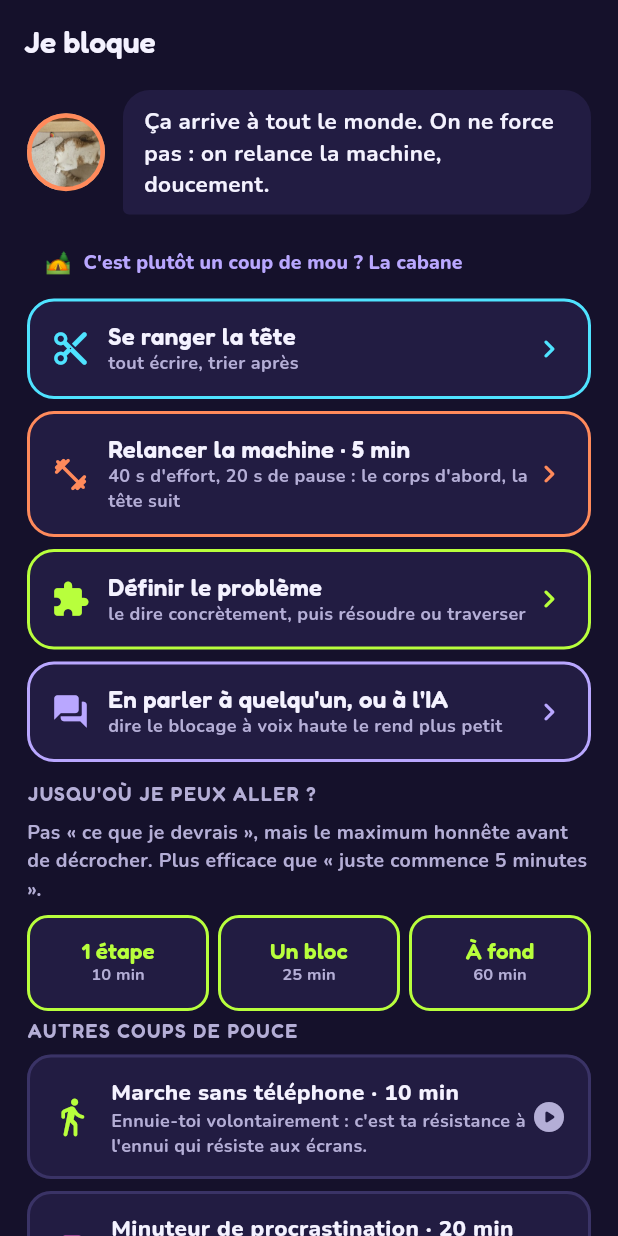
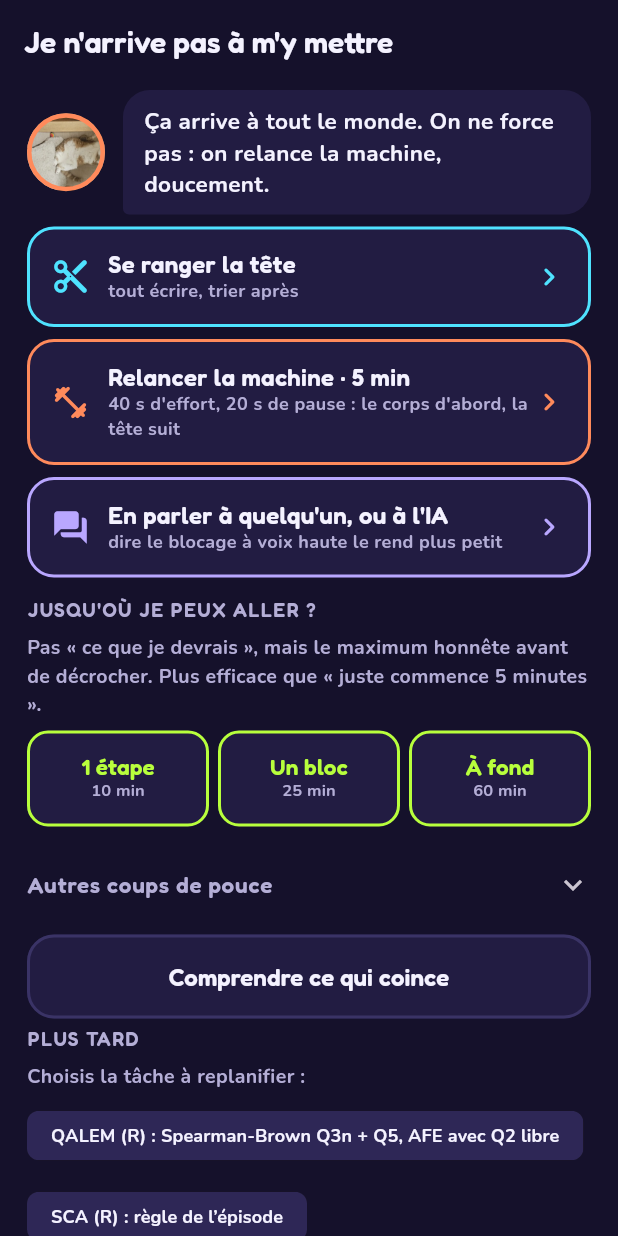
Before and after one commit to CLperso/micky-quest, a Flutter app: the BlockScreen screen opened directly, on a phone screen of 412 x 824 dp. Run offline on Flutter 3.47's test engine with Material 3 defaults, Android fonts, the phone set to English and light mode, and no system bars; our stand-ins replace flutter_local_notifications, google_fonts, image_picker, shared_preferences, timezone; missing offline and left inert: android_intent_plus, device_calendar, google_mlkit_digital_ink_recognition; accounts and stored records are empty.

Commit message:
Un coup de main ? : une porte, trois situations ; liste, déroulé, boss, habitudes, check-in
- QG : une seule carte « Un coup de main ? » (remplace Se ranger la tête, Cabane, Mes problèmes) ; « Ranger la tête » dans Noter vite à la place de « Je bloque » ; plus de carte check-ins
- Un coup de main ? : Je n'arrive pas à m'y mettre · Je me sens mal · J'ai un problème concret, + problèmes en cours
- Je n'arrive pas à m'y mettre : sans lien cabane ni « définir le problème » ; autres coups de pouce repliés ; « Comprendre ce qui coince »
- Cabane : deux portes, « problème concret » en petit en bas
- Petites vérités utiles → Découvertes (Moi)
- Déroulé : les tâches remplissent les trous avant une ancre ; ancre commencée = en cours
- Boss : une sous-étape cède le boss à sa tâche générale
- « + Habitude » sous la liste (ligne cyan, synchronisée avec Habitudes)
- Check-in : « Et pour combien de temps encore ? » → en tête de liste, ancré maintenant ; après une tâche → « Et maintenant ? »

Co-Authored-By: Claude Opus 5.5 <noreply@anthropic.com>
Claude-Session: https://claude.ai/code/session_01RpdBqp6TGx7ViFRVJJw6aQ

```diff
--- a/lib/screens/block.dart
+++ b/lib/screens/block.dart
@@ -16,18 +16,8 @@ import 'reflect.dart';
 import 'session.dart';
 import 'timetable.dart';
 
-/// « Je bloque » : coups de pouce pour relancer, pour relancer,
-/// et le même bloc « plus tard » que « pas tout de suite ».
-class BlockScreen extends StatefulWidget {
-  final Task? task;
-  const BlockScreen({super.key, this.task});
-
-  @override
-  State<BlockScreen> createState() => _BlockScreenState();
-}
-
-class _BlockScreenState extends State<BlockScreen> {
-  static const _drK = [
+/// Petites vérités utiles (affichées dans Découvertes).
+const kTruths = [
   (
     'Pas besoin d\'être prête',
     'Avancer vers un objectif coûte avant de rapporter. Tu peux agir sans te sentir prête : l\'action d\'abord, le ressenti se traite à côté.'
@@ -50,12 +40,23 @@ class _BlockScreenState extends State<BlockScreen> {
   ),
 ];
 
+/// « Je n'arrive pas à m'y mettre » : découper, relancer, en parler ; jusqu'où je peux aller ; plus tard.
+class BlockScreen extends StatefulWidget {
+  final Task? task;
+  const BlockScreen({super.key, this.task});
+
+  @override
+  State<BlockScreen> createState() => _BlockScreenState();
+}
+
+class _BlockScreenState extends State<BlockScreen> {
+
   @override
   Widget build(BuildContext context) {
     final store = AppScope.of(context);
     final t = widget.task;
     return Scaffold(
-      appBar: AppBar(title: const Text('Je bloque')),
+      appBar: AppBar(title: const Text('Je n\'arrive pas à m\'y mettre')),
       body: SafeArea(
         top: false,
         child: ListView(
@@ -69,15 +70,6 @@ class _BlockScreenState extends State<BlockScreen> {
               ring: K.coral,
             ),
             const SizedBox(height: 8),
-            Align(
-              alignment: Alignment.centerLeft,
-              child: TextButton.icon(
-                onPressed: () => openScreen(context, const CabinScreen()),
-                icon: const Text('🏕'),
-                label: Text('C\'est plutôt un coup de mou ? La cabane', style: K.body(13, color: const Color(0xFFB9A7FF), w: FontWeight.w800)),
-              ),
-            ),
-
             _big(
               context,
               Icons.content_cut_rounded,
@@ -107,19 +99,6 @@ class _BlockScreenState extends State<BlockScreen> {
             ),
             _big(
               context,
-              Icons.extension_rounded,
-              'Définir le problème',
-              'le dire concrètement, puis résoudre ou traverser',
-              K.lime,
-              () async {
-                final v = await askText(context, 'Le problème, concrètement', hint: 'un fait, pas un jugement sur toi', initial: t == null ? '' : 'Je bloque sur « ${t.title} » parce que ');
-                if (v == null || v.trim().isEmpty || !context.mounted) return;
-                final p = await store.addProblem(v.trim());
-                if (context.mounted) openScreen(context, ProblemScreen(problem: p, guided: true));
-              },
-            ),
-            _big(
-              context,
               Icons.forum_rounded,
               'En parler à quelqu\'un, ou à l\'IA',
               'dire le blocage à voix haute le rend plus petit',
@@ -140,7 +119,13 @@ class _BlockScreenState extends State<BlockScreen> {
               Expanded(child: _goBtn(context, 'À fond', '60 min', 60)),
             ]),
 
-            const SectionLabel('Autres coups de pouce'),
+            const SizedBox(height: 10),
+            Theme(
+              data: Theme.of(context).copyWith(dividerColor: Colors.transparent),
+              child: ExpansionTile(
+                tilePadding: EdgeInsets.zero,
+                title: Text('Autres coups de pouce', style: K.display(15, color: K.muted)),
+                children: [
             _tool(
               context,
               Icons.directions_walk_rounded,
@@ -158,24 +143,12 @@ class _BlockScreenState extends State<BlockScreen> {
               () => _run(context, const ProcrastinationTimer()),
             ),
 
-            const SectionLabel('Petites vérités utiles'),
-            for (final d in _drK)
-              Padding(
-                padding: const EdgeInsets.only(bottom: 8),
-                child: Panel(
-                  child: Column(
-                    crossAxisAlignment: CrossAxisAlignment.start,
-                    children: [
-                      Text(d.$1, style: K.display(15, color: K.gold)),
-                      const SizedBox(height: 4),
-                      Text(d.$2, style: K.body(13, color: K.muted)),
                 ],
-                  ),
               ),
             ),
             const SizedBox(height: 4),
             SecondaryButton(
-              label: 'Regarder ce qui coince',
+              label: 'Comprendre ce qui coince',
               onPressed: () => openScreen(context, ReflectionScreen(kind: 'pasfaite', taskId: t?.id ?? '', title: t?.title ?? '')),
             ),
 
--- a/lib/screens/checkin.dart
+++ b/lib/screens/checkin.dart
@@ -10,6 +10,7 @@ import '../models.dart';
 import '../store.dart';
 import '../theme.dart';
 import 'block.dart';
+import 'help.dart';
 import 'cabin.dart';
 import 'session.dart';
 import 'timetable.dart' show askText;
@@ -598,14 +599,14 @@ class _CheckinScreenState extends State<CheckinScreen> {
                 borderRadius: BorderRadius.circular(16),
                 child: InkWell(
                   borderRadius: BorderRadius.circular(16),
-                  onTap: () => openScreen(context, BlockScreen(task: _taskId.isEmpty ? null : store.taskById(_taskId))),
+                  onTap: () => openScreen(context, HelpScreen(task: _taskId.isEmpty ? null : store.taskById(_taskId))),
                   child: Container(
                     decoration: BoxDecoration(borderRadius: BorderRadius.circular(16), border: Border.all(color: K.coral, width: 2)),
                     padding: const EdgeInsets.symmetric(horizontal: 14, vertical: 12),
                     child: Row(children: [
                       const Icon(Icons.support_rounded, color: K.coral),
                       const SizedBox(width: 10),
-                      Expanded(child: Text('Je bloque · coups de pouce', style: K.body(14, w: FontWeight.w800))),
+                      Expanded(child: Text('Un coup de main ?', style: K.body(14, w: FontWeight.w800))),
                       const Icon(Icons.chevron_right_rounded, color: K.muted),
                     ]),
                   ),
```
Also changed, not shown: lib/screens/cabin.dart (+13 -7 lines), lib/screens/discoveries.dart (+15 -0 lines), lib/screens/help.dart (added, +140 -0 lines), lib/screens/home.dart (+4 -83 lines). Lines whose indentation alone changed are shown as unchanged.
